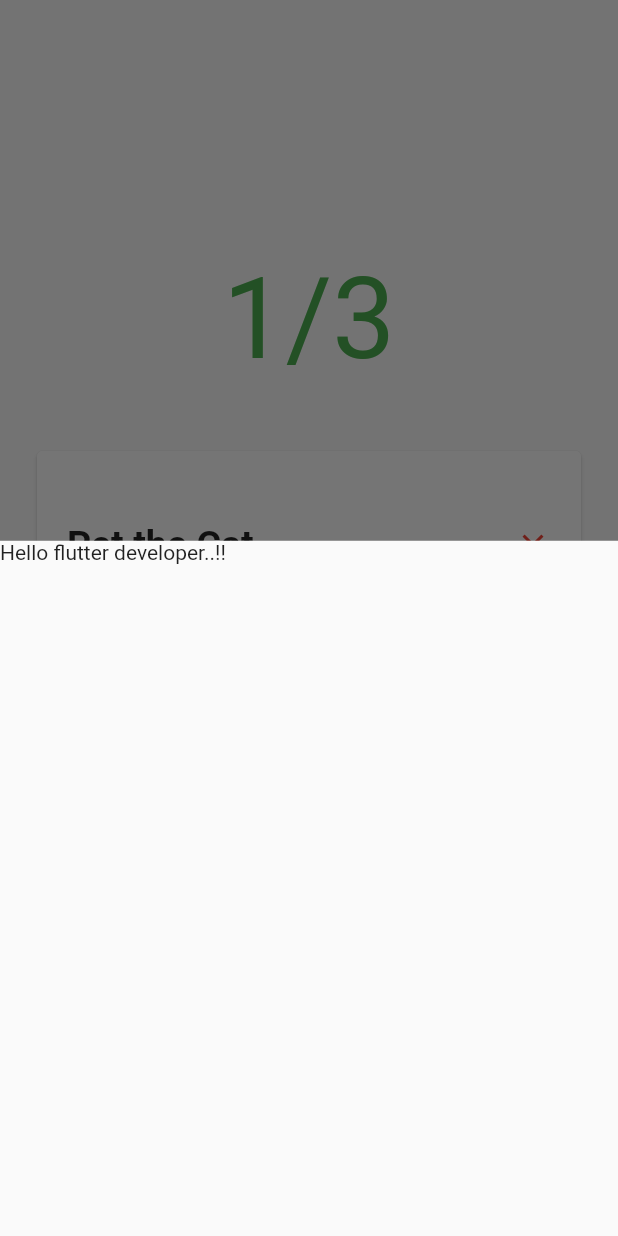
After one commit to Mugisha-isaac/Flutter-todo-app, a Flutter app: the screen it shows after launch, after a tap on the "add" icon, on a phone screen of 412 x 824 dp. The commit adds this screen. Run offline on Flutter 3.47's test engine with Material 2 defaults, Android fonts, the phone set to English and light mode, and no system bars; missing offline and left inert: dart:ffi.

Commit message:
done with modals (Todo Modal)

```diff
--- a/lib/main.dart
+++ b/lib/main.dart
@@ -3,6 +3,7 @@
 import 'package:flutter/material.dart';
 import 'package:todo/widgets/counter.dart';
 import 'package:todo/widgets/models/todo.dart';
+import 'package:todo/widgets/new_todo.dart';
 import 'package:todo/widgets/todo_cards.dart';
 
 void main() {
@@ -34,7 +35,7 @@ class _MyHomePageState extends State<MyHomePage> {
     Todo(id: "ncnbdhhhsj", title: "Having breakfast", completed: true)
   ];
 
-  int calculateTotalCompletions() {
+  int _calculateTotalCompletions() {
     var totalCompletions = 0;
 
     todos.forEach((todo) {
@@ -43,6 +44,14 @@ class _MyHomePageState extends State<MyHomePage> {
       }
     });
     return totalCompletions;
+  }
+
+  void _showAddTodoModal(BuildContext ctx) {
+    showModalBottomSheet(
+        context: context,
+        builder: (bCtx) {
+          return NewTodo();
+        });
   }
 
   @override
@@ -54,7 +63,7 @@ class _MyHomePageState extends State<MyHomePage> {
           children: <Widget>[
             Counter(
               numberOfTodos: todos.length,
-              totalCompletions: calculateTotalCompletions(),
+              totalCompletions: _calculateTotalCompletions(),
             ),
             ...todos.map((todo) => TodoCard(
                   title: todo.title,
@@ -63,6 +72,12 @@ class _MyHomePageState extends State<MyHomePage> {
           ],
         ),
       ),
+      floatingActionButton: FloatingActionButton(
+        onPressed: () {
+          _showAddTodoModal(context);
+        },
+        child: const Icon(Icons.add),
+      ),
     );
   }
 }
--- /dev/null
+++ b/lib/widgets/new_todo.dart
@@ -0,0 +1,16 @@
+import 'package:flutter/material.dart';
+
+class NewTodo extends StatefulWidget {
+  @override
+  State<StatefulWidget> createState() => _NewTodoState();
+}
+
+class _NewTodoState extends State<NewTodo> {
+  @override
+  Widget build(BuildContext context) {
+    return Container(
+      height: double.infinity,
+      child: Text("Hello flutter developer..!!"),
+    );
+  }
+}
```
